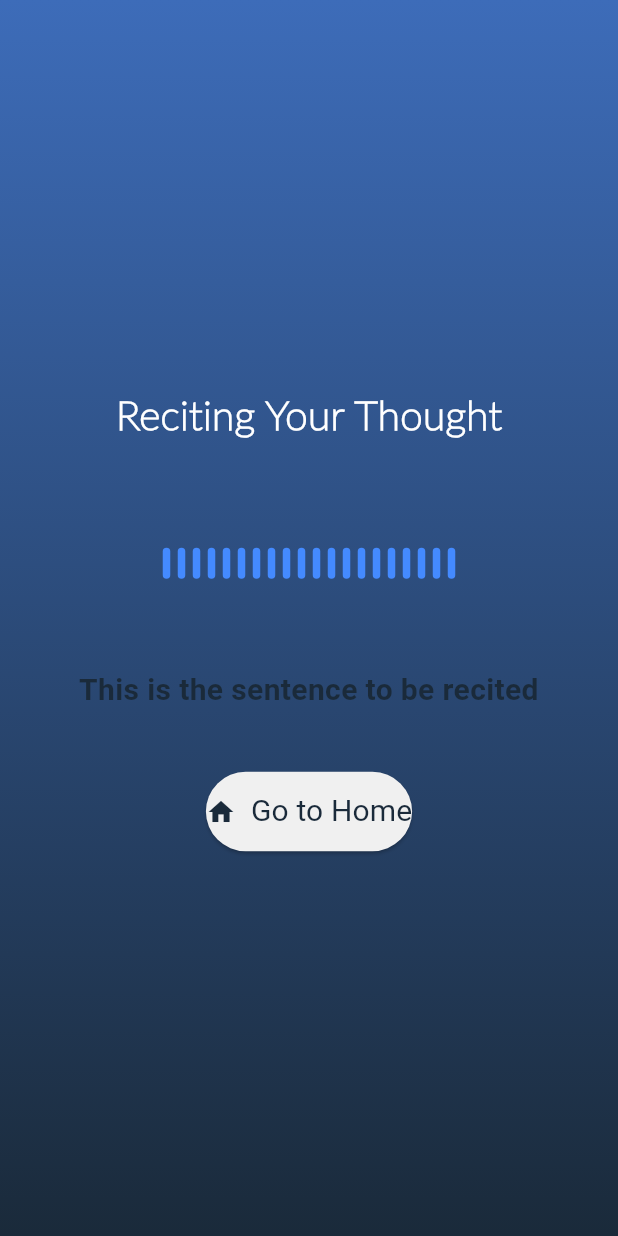
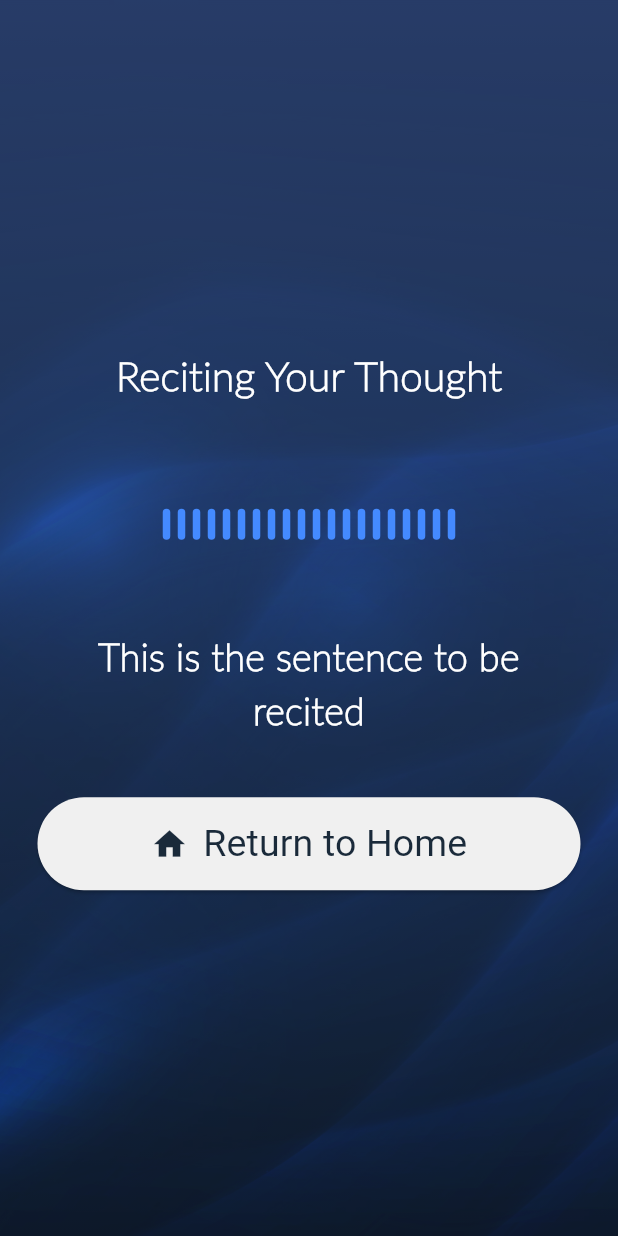
Before and after one commit to malakHelmy/Neurithm, a Flutter app: the ConfirmationPage screen opened directly, after a tap on "Recite", on a phone screen of 412 x 824 dp. Run offline on Flutter 3.47's test engine with Material 3 defaults, Android fonts, the phone set to English and light mode, and no system bars; our stand-ins replace flutter_tts.

Commit message:
fixed screen resizing after keyboard shows up

```diff
--- a/neurithm_frontend/lib/screens/confirmationPage.dart
+++ b/neurithm_frontend/lib/screens/confirmationPage.dart
@@ -13,6 +13,7 @@ class ConfirmationPage extends StatelessWidget {
   @override
   Widget build(BuildContext context) {
     return Scaffold(
+      resizeToAvoidBottomInset: false,
       body: Container(
         decoration: gradientBackground,
         child: Center(
--- /dev/null
+++ b/neurithm_frontend/lib/screens/help.dart
@@ -0,0 +1,16 @@
+import 'package:flutter/material.dart';
+
+
+class helpPage extends StatefulWidget {
+  const helpPage({super.key});
+
+  @override
+  State<helpPage> createState() => _helpPageState();
+}
+
+class _helpPageState extends State<helpPage> {
+  @override
+  Widget build(BuildContext context) {
+    return const Placeholder();
+  }
+}
--- a/neurithm_frontend/lib/screens/loginPage.dart
+++ b/neurithm_frontend/lib/screens/loginPage.dart
@@ -26,6 +26,7 @@ class _LoginPageState extends State<LoginPage> {
     double spacing(double size) => size * screenHeight / 800;
 
     return Scaffold(
+      resizeToAvoidBottomInset: false,
       key: _scaffoldKey,
       drawer: sideAppBar(context),
       body: Container(
--- a/neurithm_frontend/lib/screens/recitePage.dart
+++ b/neurithm_frontend/lib/screens/recitePage.dart
@@ -2,6 +2,7 @@ import 'dart:async';
 import 'dart:math';
 import 'package:flutter/material.dart';
 import 'package:flutter_tts/flutter_tts.dart';
+import 'package:neurithm_frontend/widgets/wavesBackground.dart';
 
 class RecitePage extends StatefulWidget {
   final String sentence;
@@ -12,7 +13,8 @@ class RecitePage extends StatefulWidget {
   _RecitePageState createState() => _RecitePageState();
 }
 
-class _RecitePageState extends State<RecitePage> with SingleTickerProviderStateMixin {
+class _RecitePageState extends State<RecitePage>
+    with SingleTickerProviderStateMixin {
   final FlutterTts _flutterTts = FlutterTts();
   late AnimationController _animationController;
   late Timer _waveTimer;
@@ -40,7 +42,9 @@ class _RecitePageState extends State<RecitePage> with SingleTickerProviderStateM
       setState(() {
         waveHeights = List.generate(
           20,
-          (_) => Random().nextDouble() * 50 + 10, // Random heights between 10 and 60
+          (_) =>
+              Random().nextDouble() * 50 +
+              10, // Random heights between 10 and 60
         );
       });
     });
@@ -64,20 +68,14 @@ class _RecitePageState extends State<RecitePage> with SingleTickerProviderStateM
   @override
   Widget build(BuildContext context) {
     return Scaffold(
+      resizeToAvoidBottomInset: false,
       body: Container(
-        decoration: const BoxDecoration(
-          gradient: LinearGradient(
-            begin: Alignment.topCenter,
-            end: Alignment.bottomCenter,
-            colors: [
-              Color(0xFF3D6CB9),
-              Color(0xFF1A2A3A),
-            ],
-          ),
-        ),
-        child: Center(
+        decoration: gradientBackground,
+        child: Stack(children: [
+          waveBackground,
+          Center(
             child: Padding(
-            padding: const EdgeInsets.symmetric(horizontal: 20),
+              padding: const EdgeInsets.symmetric(horizontal: 25),
               child: Column(
                 mainAxisAlignment: MainAxisAlignment.center,
                 children: [
@@ -100,23 +98,27 @@ class _RecitePageState extends State<RecitePage> with SingleTickerProviderStateM
                   Text(
                     widget.sentence,
                     style: const TextStyle(
-                    fontSize: 20,
+                      fontSize: 25,
+                      fontFamily: 'Lato',
                       fontWeight: FontWeight.bold,
-                    color: Color(0xFF1A2A3A),
+                      color: Color.fromARGB(255, 255, 255, 255),
                     ),
                     textAlign: TextAlign.center,
                   ),
                   const SizedBox(height: 40),
-                ElevatedButton(
+                  SizedBox(
+                    width: double.infinity,
+                    child: ElevatedButton(
                       onPressed: () {
                         Navigator.popUntil(context, (route) => route.isFirst);
                       },
                       style: ElevatedButton.styleFrom(
-                    backgroundColor: const Color.fromARGB(255, 240, 240, 240),
+                        backgroundColor:
+                            const Color.fromARGB(255, 240, 240, 240),
                         shape: RoundedRectangleBorder(
                           borderRadius: BorderRadius.circular(50),
                         ),
-                    padding: const EdgeInsets.symmetric(vertical: 12),
+                        padding: const EdgeInsets.symmetric(vertical: 13),
                       ),
                       child: const Row(
                         mainAxisSize: MainAxisSize.min,
@@ -124,13 +126,13 @@ class _RecitePageState extends State<RecitePage> with SingleTickerProviderStateM
                           Icon(
                             Icons.home,
                             color: Color(0xFF1A2A3A),
-                        size: 20,
+                            size: 25,
                           ),
                           SizedBox(width: 10),
                           Text(
-                        "Go to Home",
+                            "Return to Home",
                             style: TextStyle(
-                          fontSize: 20,
+                              fontSize: 25,
                               fontWeight: FontWeight.normal,
                               color: Color(0xFF1A2A3A),
                             ),
@@ -138,10 +140,12 @@ class _RecitePageState extends State<RecitePage> with SingleTickerProviderStateM
                         ],
                       ),
                     ),
+                  ),
                 ],
               ),
             ),
           ),
+        ]),
       ),
     );
   }
--- a/neurithm_frontend/lib/widgets/appbar.dart
+++ b/neurithm_frontend/lib/widgets/appbar.dart
@@ -3,6 +3,7 @@ import 'package:neurithm_frontend/screens/userProfile.dart';
 import '../screens/homePage.dart';
 import '../screens/wordBank.dart';
 import '../screens/feedback.dart';
+import '../screens/help.dart';
 
 Drawer sideAppBar(context) {
   return Drawer(
@@ -49,7 +50,7 @@ Drawer sideAppBar(context) {
               Navigator.pop(context);
             }),
         ListTile(
-          title: const Text('Feedback',
+          title: const Text('Help and Support',
               style: TextStyle(
                 color: Color.fromARGB(255, 206, 206, 206),
                 fontSize: 25,
@@ -60,7 +61,7 @@ Drawer sideAppBar(context) {
             Navigator.push(
                 context,
                 MaterialPageRoute(
-                  builder: (context) => FeedbackPage(),
+                  builder: (context) => helpPage(),
                 ));
           },
         ),
```
Lines whose indentation alone changed are shown as unchanged.
